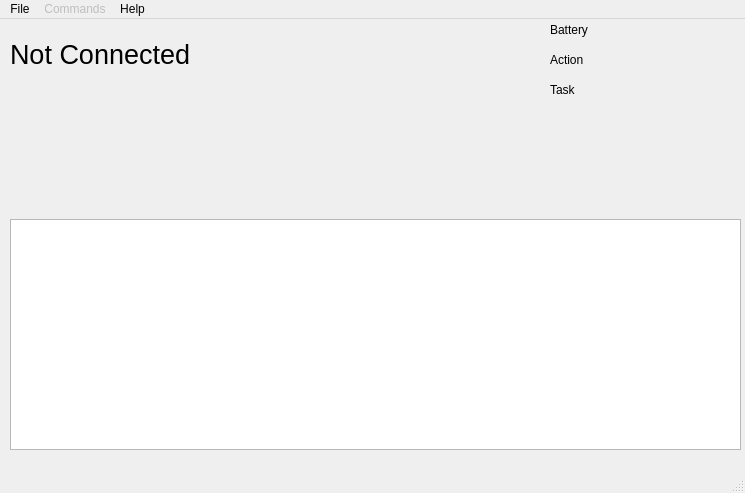
First picture: the form in newRobotClient/mainwindow.ui, repository RissanenGit/RobotProject, before the edit.
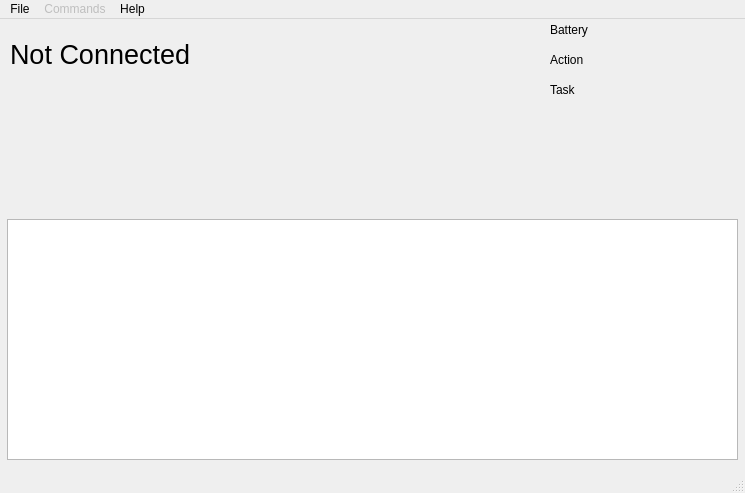
Second picture: the form after the edit.

```diff
--- a/newRobotClient/mainwindow.ui
+++ b/newRobotClient/mainwindow.ui
@@ -113,10 +113,10 @@
    <widget class="QTextBrowser" name="logView">
     <property name="geometry">
      <rect>
-      <x>10</x>
+      <x>7</x>
       <y>200</y>
       <width>731</width>
-      <height>231</height>
+      <height>241</height>
      </rect>
     </property>
    </widget>
```
Left out of the diff: 2 changed lines with no effect on the pictures.
